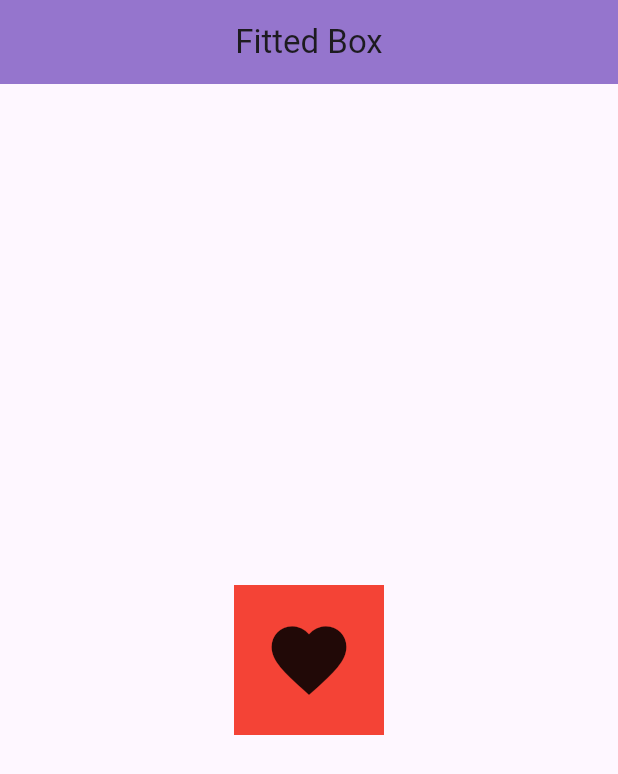
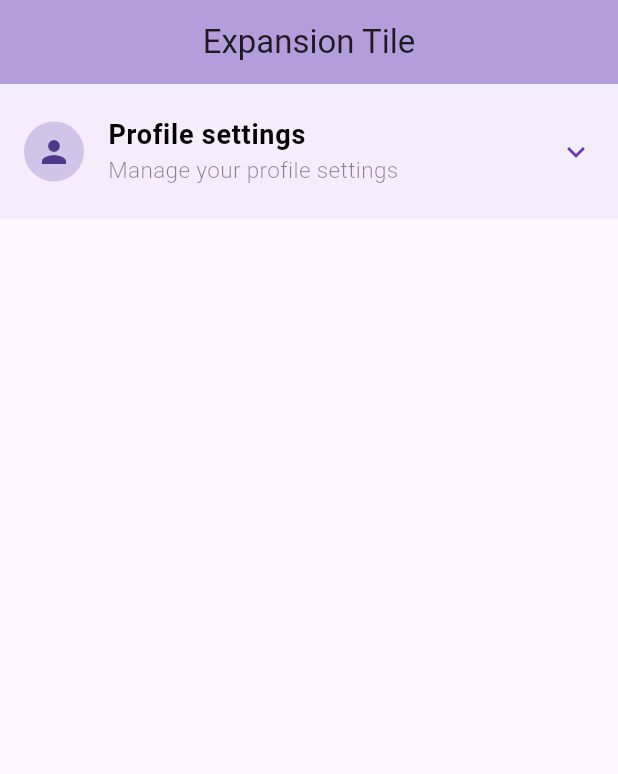
Before and after one commit to azizbekyokhubov1999/flutter_widgets_training, a Flutter app: the screen it shows after launch, on a phone screen of 412 x 824 dp. Shown: the top 774 px of the screen. Run offline on Flutter 3.47's test engine with Material 3 defaults, Android fonts, the phone set to English and light mode, and no system bars; our stand-ins replace another_carousel_pro, avatar_glow, country_picker, curved_navigation_bar, fl_chart, flutter_slidable and 15 more; missing offline and left inert: syncfusion_flutter_pdfviewer.

Commit message:
for video 68 - Training with Expansion tile widget

```diff
--- a/lib/main.dart
+++ b/lib/main.dart
@@ -1,4 +1,5 @@
 import 'package:flutter/material.dart';
+import 'package:flutter_widgets_training/pages/expansion_tile.dart';
 import 'package:flutter_widgets_training/pages/fitted_box.dart';
 import 'package:flutter_widgets_training/pages/hiden_appbar.dart';
 import 'package:flutter_widgets_training/pages/modern_bottom_navbar.dart';
@@ -92,7 +93,7 @@ class MyApp extends StatelessWidget {
       theme: ThemeData(
         useMaterial3: true
       ),
-      home: MyFittedBox(),
+      home: MyExpansionTile(),
     );
   }
 }
--- /dev/null
+++ b/lib/pages/expansion_tile.dart
@@ -0,0 +1,69 @@
+import 'package:flutter/material.dart';
+
+class MyExpansionTile  extends StatelessWidget {
+  const MyExpansionTile ({super.key});
+
+  @override
+  Widget build(BuildContext context) {
+    return Scaffold(
+      appBar: AppBar(
+        title: Text("Expansion Tile"),
+        centerTitle: true,
+        backgroundColor: Colors.deepPurple[200],
+      ),
+      body: ListView(
+        children: [
+          ExpansionTile(
+              title: Text("Profile settings",
+              style: TextStyle(
+                fontSize: 18,
+                fontWeight: FontWeight.bold,
+                color: Colors.black
+              ),
+              ),
+            subtitle: Text("Manage your profile settings",
+            style: TextStyle(
+              fontSize: 15,
+              fontWeight: FontWeight.w300,
+              color: Colors.black45
+            ),
+            ),
+            leading: CircleAvatar(
+              backgroundColor: Colors.deepPurple[100],
+              child: Icon(Icons.person),
+            ),
+            trailing: Icon(Icons.keyboard_arrow_down,
+            color: Colors.deepPurple,
+            ),
+            backgroundColor: Colors.deepPurple[50],
+            collapsedBackgroundColor: Colors.deepPurple[100]?.withOpacity(0.2),
+            tilePadding: EdgeInsets.symmetric(horizontal: 16, vertical: 8),
+            childrenPadding: EdgeInsets.symmetric(horizontal: 16, vertical: 8),
+            children: [
+              ListTile(
+                leading: Icon(Icons.email,
+                color: Colors.deepPurple,
+                ),
+                title: Text("Change email"),
+              ),
+              Divider(),
+              ListTile(
+                leading: Icon(Icons.lock,
+                color: Colors.deepPurple,
+                ),
+                title: Text("Change password"),
+              ),
+              Divider(),
+              ListTile(
+                leading: Icon(Icons.notifications,
+                color: Colors.deepPurple,
+                ),
+                title: Text("Notification settings"),
+              )
+            ],
+          )
+        ],
+      ),
+    );
+  }
+}
--- a/lib/pages/fitted_box.dart
+++ b/lib/pages/fitted_box.dart
@@ -13,15 +13,15 @@ class MyFittedBox extends StatelessWidget {
       ),
       body: Center(
         child: Container(
-          height: 100,
-          width: 100,
+          height: 200,
+          width: 300,
           color: Colors.red,
           child: Padding(
             padding: const EdgeInsets.all(20),
             child: FittedBox(
                 child:
-                Icon(Icons.favorite)
-                //Text("Lorem Ipsum is simply dummy text of the printing and typesetting industry.")
+                //Icon(Icons.favorite)
+                Text("Lorem Ipsum is simply dummy text of the printing and typesetting industry.")
             ),
           ),
         ),
--- a/lib/pages/re_second_page.dart
+++ b/lib/pages/re_second_page.dart
@@ -17,7 +17,6 @@ class ReSecondPage extends StatelessWidget {
           style: ElevatedButton.styleFrom(
             minimumSize: Size(150, 50),
             backgroundColor: Colors.red[300],
-
           ),
             onPressed: (){
             Navigator.pop(context);
--- a/lib/pages/remove_appbar_back_button.dart
+++ b/lib/pages/remove_appbar_back_button.dart
@@ -8,7 +8,6 @@ class RemoveAppbarBackButton extends StatelessWidget {
   Widget build(BuildContext context) {
     return Scaffold(
       appBar: AppBar(
-
         backgroundColor: Colors.deepPurple[300],
         title: Text("Home Page"),
         centerTitle: true,
@@ -21,7 +20,7 @@ class RemoveAppbarBackButton extends StatelessWidget {
           ),
             onPressed: (){
            Navigator.push(context, MaterialPageRoute(builder: (context) => ReSecondPage()));
-           // Navigator.pushReplacement(context, MaterialPageRoute(builder: (context) => ReSecondPage()));
+            //Navigator.pushReplacement(context, MaterialPageRoute(builder: (context) => ReSecondPage()));
             },
             child: Text("Second Page",
             style: TextStyle(
```
